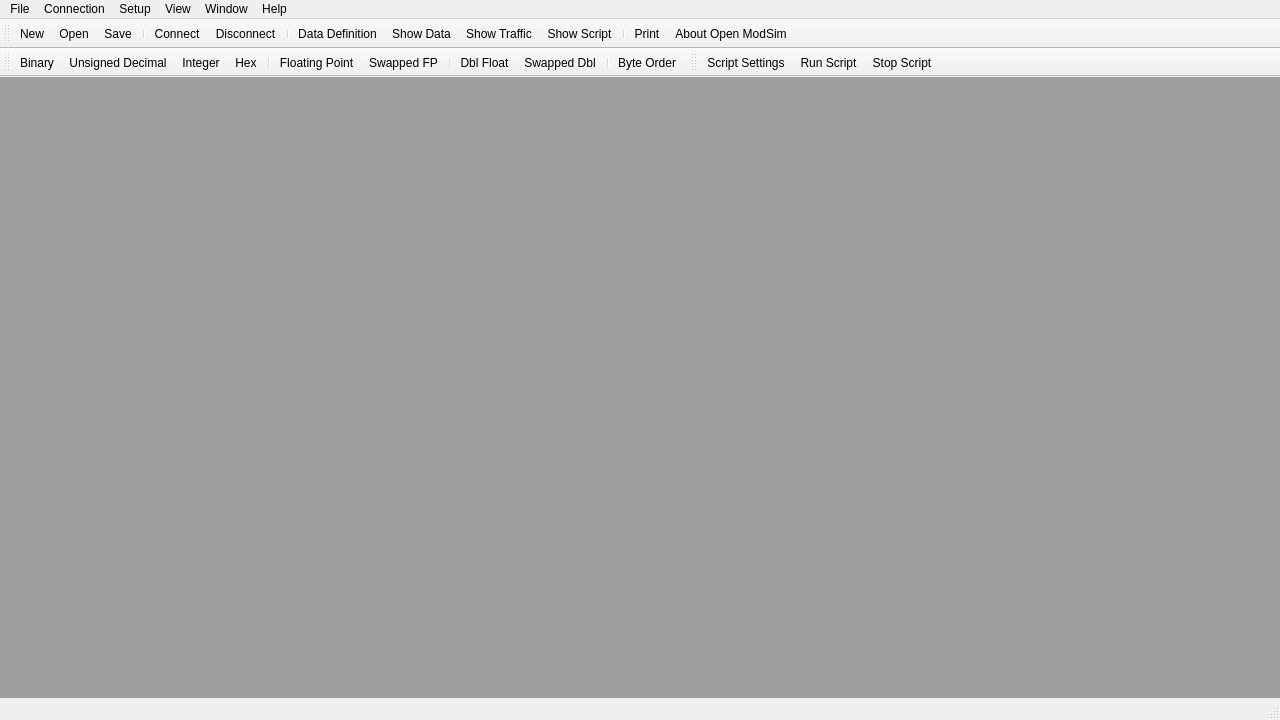
First picture: the form in omodsim/mainwindow.ui, repository sanny32/OpenModSim, before the edit.
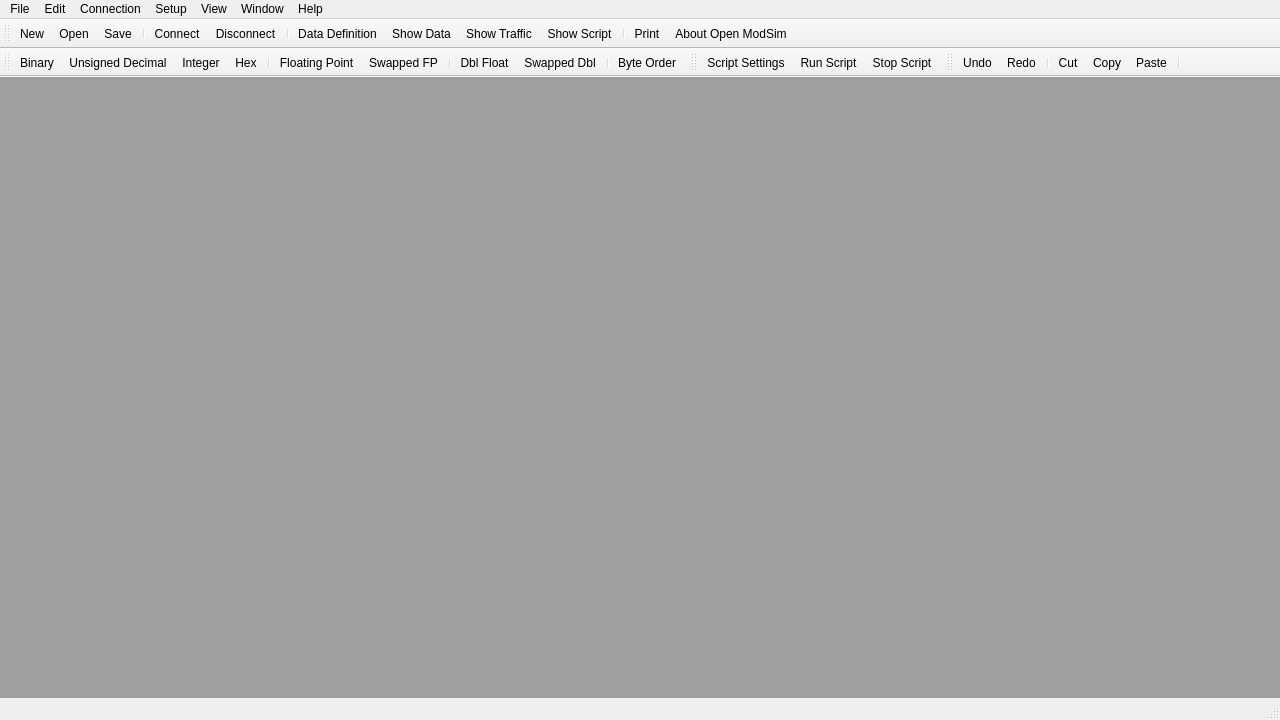
Second picture: the form after the edit. Icons and pictures are not drawn.

Commit message: Developing undo,redo,cut,copy,paste,search actions for script control

Patch:
```diff
--- a/omodsim/mainwindow.ui
+++ b/omodsim/mainwindow.ui
@@ -65,6 +65,17 @@
     <addaction name="separator"/>
     <addaction name="actionExit"/>
    </widget>
+   <widget class="QMenu" name="menuEdit">
+    <property name="title">
+     <string>Edit</string>
+    </property>
+    <addaction name="actionUndo"/>
+    <addaction name="actionRedo"/>
+    <addaction name="separator"/>
+    <addaction name="actionCut"/>
+    <addaction name="actionCopy"/>
+    <addaction name="actionPaste"/>
+   </widget>
    <widget class="QMenu" name="menuConnection">
     <property name="title">
      <string>Connection</string>
@@ -177,6 +188,7 @@
     <addaction name="menuLanguage"/>
    </widget>
    <addaction name="menuFile"/>
+   <addaction name="menuEdit"/>
    <addaction name="menuConnection"/>
    <addaction name="menuSetup"/>
    <addaction name="menuView"/>
@@ -246,6 +258,24 @@
    <addaction name="actionRunScript"/>
    <addaction name="actionStopScript"/>
   </widget>
+  <widget class="QToolBar" name="toolBarEdit">
+   <property name="windowTitle">
+    <string>toolBar</string>
+   </property>
+   <attribute name="toolBarArea">
+    <enum>TopToolBarArea</enum>
+   </attribute>
+   <attribute name="toolBarBreak">
+    <bool>false</bool>
+   </attribute>
+   <addaction name="actionUndo"/>
+   <addaction name="actionRedo"/>
+   <addaction name="separator"/>
+   <addaction name="actionCut"/>
+   <addaction name="actionCopy"/>
+   <addaction name="actionPaste"/>
+   <addaction name="separator"/>
+  </widget>
   <action name="actionNew">
    <property name="icon">
     <iconset resource="resources.qrc">
@@ -695,6 +725,66 @@
     <string>Script Bar</string>
    </property>
   </action>
+  <action name="actionUndo">
+   <property name="icon">
+    <iconset resource="resources.qrc">
+     <normaloff>:/res/actionUndo.png</normaloff>:/res/actionUndo.png</iconset>
+   </property>
+   <property name="text">
+    <string>Undo</string>
+   </property>
+   <property name="shortcut">
+    <string>Ctrl+Z</string>
+   </property>
+  </action>
+  <action name="actionRedo">
+   <property name="icon">
+    <iconset resource="resources.qrc">
+     <normaloff>:/res/actionRedo.png</normaloff>:/res/actionRedo.png</iconset>
+   </property>
+   <property name="text">
+    <string>Redo</string>
+   </property>
+   <property name="shortcut">
+    <string>Ctrl+Y</string>
+   </property>
+  </action>
+  <action name="actionCut">
+   <property name="icon">
+    <iconset resource="resources.qrc">
+     <normaloff>:/res/actionCut.png</normaloff>:/res/actionCut.png</iconset>
+   </property>
+   <property name="text">
+    <string>Cut</string>
+   </property>
+   <property name="shortcut">
+    <string>Ctrl+X</string>
+   </property>
+  </action>
+  <action name="actionCopy">
+   <property name="icon">
+    <iconset resource="resources.qrc">
+     <normaloff>:/res/actionCopy.png</normaloff>:/res/actionCopy.png</iconset>
+   </property>
+   <property name="text">
+    <string>Copy</string>
+   </property>
+   <property name="shortcut">
+    <string>Ctrl+C</string>
+   </property>
+  </action>
+  <action name="actionPaste">
+   <property name="icon">
+    <iconset resource="resources.qrc">
+     <normaloff>:/res/actionPaste.png</normaloff>:/res/actionPaste.png</iconset>
+   </property>
+   <property name="text">
+    <string>Paste</string>
+   </property>
+   <property name="shortcut">
+    <string>Ctrl+V</string>
+   </property>
+  </action>
  </widget>
  <resources>
   <include location="resources.qrc"/>
```
The commit also changes 16 other files.
